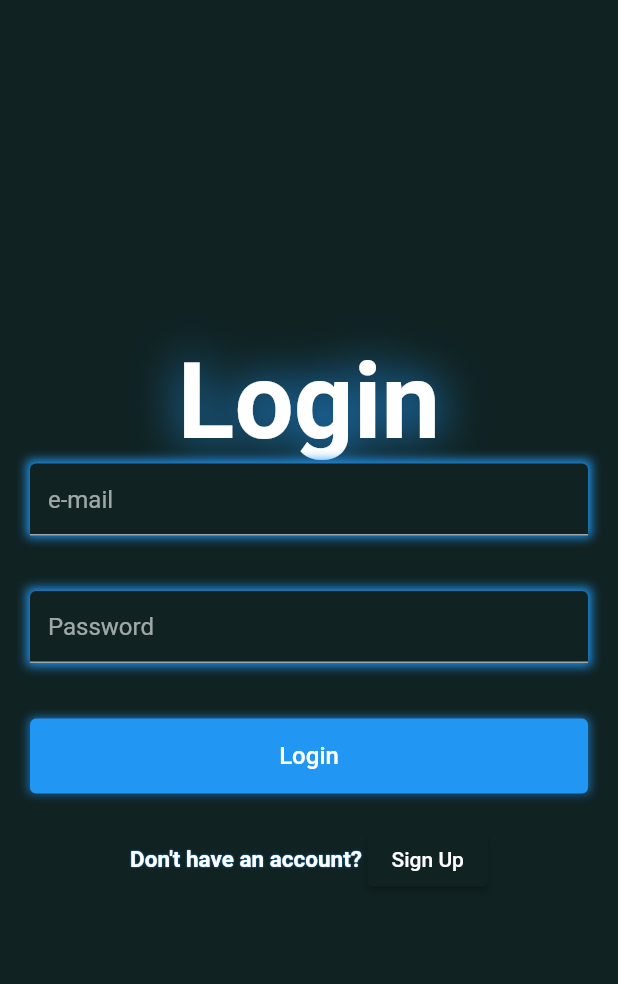
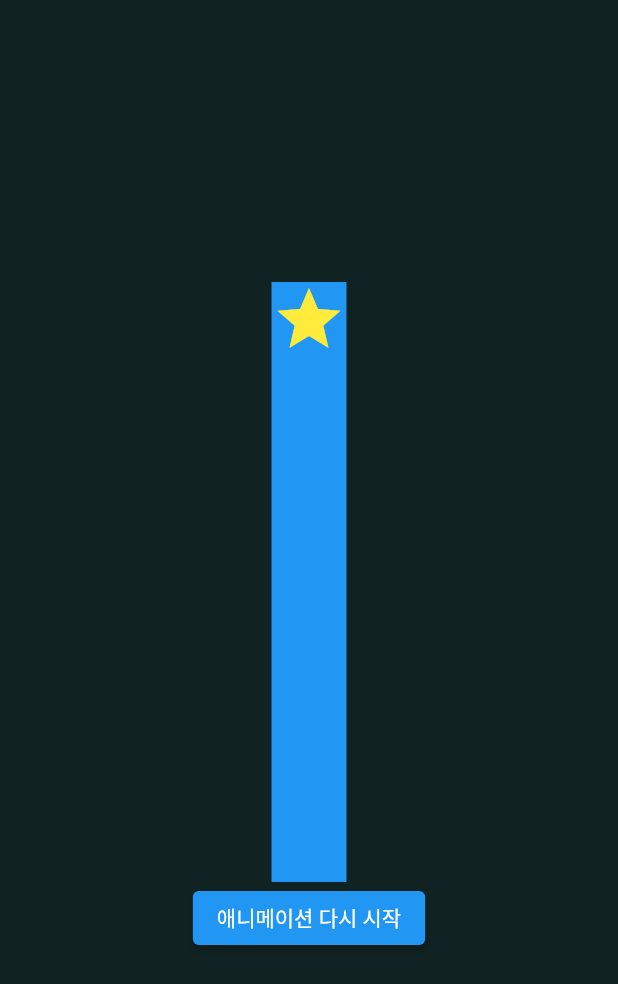
Before and after one commit to ssajiny/flutter_socket, a Flutter app: the screen it shows after launch, on a phone screen of 412 x 824 dp. Shown: the top 984 px of the screen. Run offline on Flutter 3.47's test engine with Material 2 defaults, Android fonts, the phone set to English and light mode, and no system bars; our stand-ins replace get, supabase_flutter; missing offline and left inert: flame, roulette; accounts and stored records are empty.

Commit message:
animation bar

```diff
--- a/lib/main.dart
+++ b/lib/main.dart
@@ -1,10 +1,12 @@
 import 'package:flutter/material.dart';
+import 'package:flutter_socket/screens/animation_screen.dart';
 import 'package:flutter_socket/screens/game_screen.dart';
 import 'package:flutter_socket/screens/main_menu.dart';
 import 'package:flutter_socket/screens/create_screen.dart';
 import 'package:flutter_socket/screens/join_screen.dart';
 import 'package:flutter_socket/screens/lobby_screen.dart';
 import 'package:flutter_socket/screens/login_screen.dart';
+import 'package:flutter_socket/screens/roulette_screen.dart';
 import 'package:flutter_socket/screens/sign_up_screen.dart';
 import 'package:flutter_socket/utils/colors.dart';
 import 'package:flutter_socket/screens/splash_screen.dart';
@@ -43,7 +45,7 @@ class MyApp extends StatelessWidget {
         GetPage(name: LobbyScreen.routeName, page: () => const LobbyScreen()),
         GetPage(name: GameScreen.routeName, page: () => const GameScreen()),
       ],
-      home: const SplashScreen(),
+      home: MyAnimation(),
     );
   }
 }
--- /dev/null
+++ b/lib/screens/animation_screen.dart
@@ -0,0 +1,73 @@
+import 'package:flutter/material.dart';
+
+class MyAnimation extends StatefulWidget {
+  @override
+  _MyAnimationState createState() => _MyAnimationState();
+}
+
+class _MyAnimationState extends State<MyAnimation>
+    with TickerProviderStateMixin {
+  late AnimationController _controller;
+  late Animation<double> _animation;
+
+  @override
+  void initState() {
+    super.initState();
+
+    _controller = AnimationController(
+      vsync: this,
+      duration: Duration(milliseconds: 200),
+    );
+
+    _animation = Tween(begin: -1.0, end: 1.0).animate(_controller);
+
+    _animation.addListener(() {
+      if (_animation.value == -1) {
+        _controller.forward();
+      } else if (_animation.value == 1) {
+        _controller.reverse();
+      }
+      setState(() {});
+    });
+
+    _controller.forward();
+  }
+
+  @override
+  Widget build(BuildContext context) {
+    return Scaffold(
+      body: Center(
+        child: Column(
+          mainAxisAlignment: MainAxisAlignment.center,
+          children: [
+            Container(
+              height: 400,
+              width: 50,
+              color: Colors.blue,
+              child: Align(
+                alignment: Alignment(0, _animation.value),
+                child: const Icon(
+                  Icons.star,
+                  size: 50,
+                  color: Colors.yellow,
+                ),
+              ),
+            ),
+            ElevatedButton(
+              onPressed: () {
+                _controller.stop();
+              },
+              child: Text('애니메이션 다시 시작'),
+            )
+          ],
+        ),
+      ),
+    );
+  }
+
+  @override
+  void dispose() {
+    _controller.dispose();
+    super.dispose();
+  }
+}
--- a/pubspec.yaml
+++ b/pubspec.yaml
@@ -33,6 +33,7 @@ dependencies:
   supabase_flutter: ^1.10.19
   flame: ^1.9.1
   get: ^4.6.6
+  roulette: ^0.1.5
 
 
   # The following adds the Cupertino Icons font to your application.
```
Also changed, not shown: lib/screens/roulette_screen.dart (added, +76 -0 lines), lib/widgets/roulette/arrow.dart (added, +42 -0 lines), lib/widgets/roulette/roulette.dart (added, +40 -0 lines), pubspec.lock, 6 other files.
